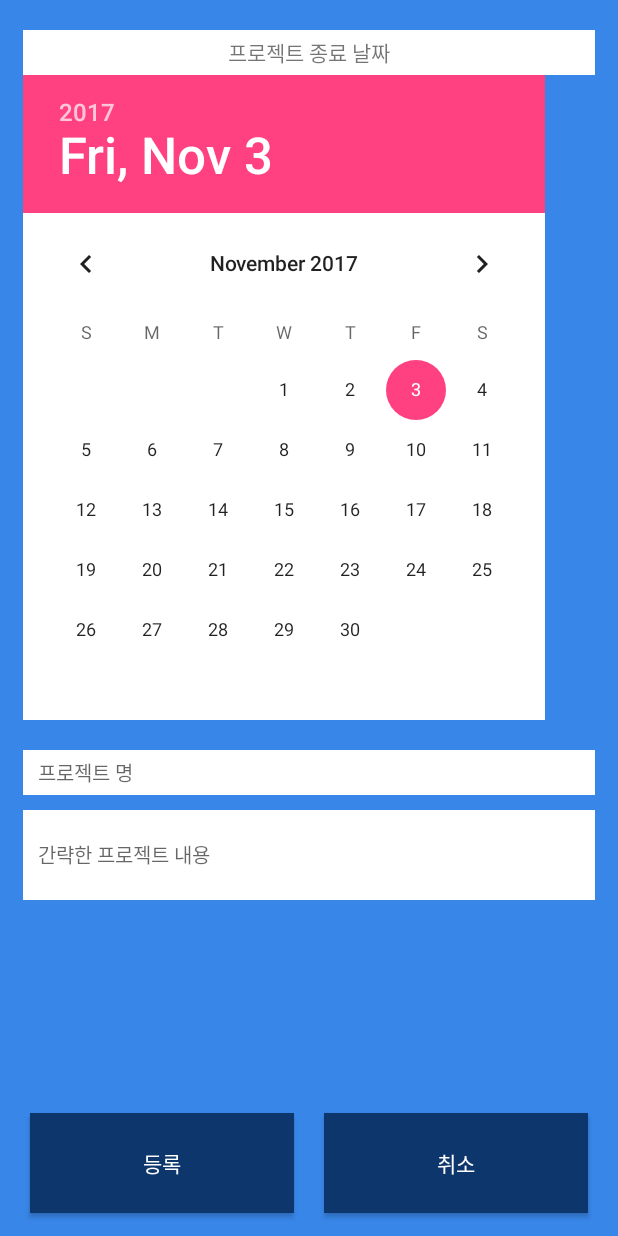
After one commit to freedomchurl/TeamTalk, an Android app: the AddActivity screen opened directly, with no data from a screen before it, on a phone screen of 412 x 824 dp. The commit adds this screen. Run offline under Robolectric (Android 15) with nearby library versions, the phone set to English and light mode, and no system bars.

Commit message:
making add page,

```diff
--- a/app/src/main/AndroidManifest.xml
+++ b/app/src/main/AndroidManifest.xml
@@ -32,12 +32,11 @@
 
         <activity android:name=".LoginActivity"
             android:label="@string/app_name">
-
         </activity>
         <activity android:name=".SignActivity">
-
         </activity>
 
+        <activity android:name=".AddActivity"/>
     </application>
 
 </manifest>
--- /dev/null
+++ b/app/src/main/java/com/example/churl/teamproject_app/AddActivity.java
@@ -0,0 +1,18 @@
+package com.example.churl.teamproject_app;
+
+
+import android.app.Activity;
+import android.os.Bundle;
+
+/**
+ * Created by churl on 2017-11-04.
+ */
+
+public class AddActivity extends Activity {
+
+    protected void onCreate(Bundle savedInstanceState)
+    {
+        super.onCreate(savedInstanceState);
+        setContentView(R.layout.add_activity);
+    }
+}
--- a/app/src/main/java/com/example/churl/teamproject_app/MainActivity.java
+++ b/app/src/main/java/com/example/churl/teamproject_app/MainActivity.java
@@ -10,6 +10,7 @@ import android.support.v7.widget.LinearLayoutManager;
 import android.support.v7.widget.RecyclerView;
 import android.support.v7.widget.StaggeredGridLayoutManager;
 import android.util.Log;
+import android.view.DragEvent;
 import android.view.LayoutInflater;
 import android.view.MotionEvent;
 import android.view.View;
@@ -34,16 +35,38 @@ public class MainActivity extends Activity {
     RecyclerView.Adapter adapter;
     RecyclerView.LayoutManager layoutManager;
 
+    /*
+        MainActivity에서 extra데이터를 가져와야 한다.
+    */
+
+
+
+
+    ArrayList items = new ArrayList<Room>();
+
     @Override
     protected void onCreate(Bundle savedInstanceState) {
         super.onCreate(savedInstanceState);
         setContentView(R.layout.activity_main);
 
+
         fab = (FloatingActionButton) findViewById(R.id.float_add);
 
         fab.setOnClickListener(new View.OnClickListener() {
+
+
+
             public void onClick(View v) {
                 // 여기서 추가관련 부분을 작성하여야 한다.
+                //  앞에다가 추가할 필요가 있다. 그리고 정렬은?
+
+                Intent i = new Intent(MainActivity.this,AddActivity.class);
+                startActivity(i);
+
+                //items.add(new Room(R.drawable.logo,"자료구조설계",3));
+                //items.add(0,new Room(R.drawable.logo,aa[i++],3));
+                Log.d("Add","addSuccessful");
+                adapter.notifyDataSetChanged();
             }
         });
 
@@ -52,12 +75,6 @@ public class MainActivity extends Activity {
         recyclerView = (RecyclerView) findViewById(R.id.recycler_view);
         recyclerView.setHasFixedSize(true);
 
-        ArrayList items = new ArrayList<Item>();
-
-        items.add(new Item(R.drawable.intro, "aaa"));
-        items.add(new Item(R.drawable.intro, "aaa"));
-        items.add(new Item(R.drawable.intro, "aaa"));
-        items.add(new Item(R.drawable.intro, "aaa"));
 
         // StaggeredGrid 레이아웃을 사용한다
         //layoutManager = new StaggeredGridLayoutManager(2,StaggeredGridLayoutManager.VERTICAL); //
@@ -74,12 +91,12 @@ public class MainActivity extends Activity {
 
     class MyAdpater extends RecyclerView.Adapter {
         private Context context;
-        private ArrayList<Item> mItems;
+        private ArrayList<Room> mItems;
 
         // Allows to remember the last item shown on screen
         private int lastPosition = -1;
 
-        public MyAdpater(ArrayList<Item> items, Context mContext) {
+        public MyAdpater(ArrayList<Room> items, Context mContext) {
             mItems = items;
             context = mContext;
         }
@@ -116,7 +133,19 @@ public class MainActivity extends Activity {
                 super(view);
                 imageView = (ImageView) view.findViewById(R.id.image);
                 textView = (TextView) view.findViewById(R.id.imagetitle);
+
+                view.setOnClickListener(new View.OnClickListener(){
+                    public void onClick(View v)
+                    {
+                        // 그 채팅방으로 들어가는 기능이 필요하다.
+                    }
+                });
+
+                // 이 부분에서, 드래그 삭제 기능을 넣어야한다.
             }
+
+
+
         }
 
         private void setAnimation(View viewToAnimate, int position) {
--- a/app/src/main/java/com/example/churl/teamproject_app/Item.java
+++ b/app/src/main/java/com/example/churl/teamproject_app/Room.java
@@ -4,10 +4,11 @@ package com.example.churl.teamproject_app;
  * Created by churl on 2017-11-02.
  */
 
-public class Item {
+public class Room {
 
     int image;
     String imagetitle;
+    private int room_id;
 
     public int getImage()
     {
@@ -18,10 +19,11 @@ public class Item {
         return imagetitle;
     }
 
-    public Item(int image, String imagetitle)
+    public Room(int image, String imagetitle,int room_id)
     {
         this.image = image;
         this.imagetitle = imagetitle;
+        this.room_id = room_id; // room info를 가져오기 위함.
     }
 
 }
--- a/app/src/main/res/layout/activity_main.xml
+++ b/app/src/main/res/layout/activity_main.xml
@@ -5,6 +5,7 @@
     android:layout_width="match_parent"
     android:layout_height="match_parent"
     android:orientation="vertical"
+    android:background="@color/themeColor2"
     tools:context="com.example.churl.teamproject_app.MainActivity">
 
     <LinearLayout
--- /dev/null
+++ b/app/src/main/res/layout/add_activity.xml
@@ -0,0 +1,135 @@
+<?xml version="1.0" encoding="utf-8"?>
+<LinearLayout
+    xmlns:android="http://schemas.android.com/apk/res/android"
+    android:layout_width="match_parent"
+    android:layout_height="match_parent"
+    android:orientation="vertical"
+    xmlns:tools="http://schemas.android.com/tools"
+    tools:context="com.example.churl.teamproject_app.AddActivity"
+    android:background="@color/themeColor2">
+    <!--Background 는 themeColor2로, 그리고 아이콘 부분을 흰색으로 둘까?-->
+
+    <ScrollView
+        android:layout_width="match_parent"
+        android:layout_height="0dp"
+        android:layout_weight="9"
+        android:orientation="vertical">
+
+        <LinearLayout
+            android:layout_width="match_parent"
+            android:layout_height="0dp"
+            android:layout_weight="2"
+            android:orientation="vertical"
+            android:paddingBottom="10dp"
+            android:paddingLeft="15dp"
+            android:paddingRight="15dp"
+            android:paddingTop="20dp">
+
+            <LinearLayout
+                android:layout_width="match_parent"
+                android:layout_height="wrap_content">
+
+                <!--여기다가 아이콘을 추가해야한다-->
+
+            </LinearLayout>
+
+            <LinearLayout
+                android:layout_width="match_parent"
+                android:layout_height="wrap_content"
+                android:orientation="vertical">
+
+                <TextView
+                    android:layout_width="match_parent"
+                    android:layout_height="30dp"
+                    android:background="#ffffff"
+                    android:gravity="center_horizontal|center_vertical"
+                    android:text="프로젝트 종료 날짜" />
+
+                <LinearLayout
+                    android:layout_width="match_parent"
+                    android:layout_height="wrap_content">
+
+                    <DatePicker
+                        android:id="@+id/datePicker"
+                        android:layout_width="wrap_content"
+                        android:background="#ffffff"
+                        android:layout_height="wrap_content" />
+
+                </LinearLayout>
+            </LinearLayout>
+
+
+
+            <LinearLayout
+                android:layout_width="match_parent"
+                android:layout_height="wrap_content"
+                android:orientation="vertical">
+
+                <EditText
+                    android:layout_width="match_parent"
+                    android:layout_height="30dp"
+                    android:layout_marginBottom="0dp"
+                    android:layout_marginTop="20dp"
+                    android:background="#ffffff"
+                    android:hint="프로젝트 명"
+                    android:paddingLeft="10dp"
+                    android:textSize="13dp" />
+
+
+                <EditText
+                    android:layout_width="match_parent"
+                    android:layout_height="60dp"
+                    android:layout_marginBottom="0dp"
+                    android:layout_marginTop="10dp"
+                    android:layout_weight="3"
+                    android:background="#ffffff"
+                    android:hint="간략한 프로젝트 내용"
+                    android:paddingLeft="10dp"
+                    android:textSize="13dp" />
+
+
+            </LinearLayout>
+
+
+        </LinearLayout>
+
+
+    </ScrollView>
+
+    <LinearLayout
+        android:layout_width="match_parent"
+        android:layout_height="0dp"
+        android:layout_weight="1.2"
+        android:orientation="horizontal">
+
+        <Button
+            android:layout_width="0dp"
+            android:layout_marginTop="15dp"
+            android:layout_marginRight="10dp"
+            android:layout_marginLeft="20dp"
+            android:layout_marginBottom="15dp"
+            android:layout_gravity="center_vertical|center_horizontal"
+            android:layout_height="match_parent"
+            android:background="@color/themeColor"
+            android:text="등록"
+            android:textColor="#ffffff"
+            android:layout_weight="1" />
+
+        <Button
+            android:layout_width="0dp"
+            android:layout_marginTop="15dp"
+            android:layout_marginRight="20dp"
+            android:layout_marginLeft="10dp"
+            android:layout_marginBottom="15dp"
+            android:layout_gravity="center_vertical|center_horizontal"
+            android:layout_height="match_parent"
+            android:background="@color/themeColor"
+            android:text="취소"
+            android:textColor="#ffffff"
+            android:layout_weight="1" />
+
+
+
+    </LinearLayout>
+
+</LinearLayout>
--- a/app/src/main/res/layout/item_cardview.xml
+++ b/app/src/main/res/layout/item_cardview.xml
@@ -3,7 +3,7 @@
     xmlns:android="http://schemas.android.com/apk/res/android"
     xmlns:app="http://schemas.android.com/apk/res-auto"
     android:layout_width="match_parent"
-    android:layout_height="200dp"
+    android:layout_height="120dp"
     android:orientation="vertical">
 
     <android.support.v7.widget.CardView
@@ -16,23 +16,25 @@
         <LinearLayout
             android:layout_width="match_parent"
             android:layout_height="match_parent"
-            android:orientation="vertical">
+            android:orientation="horizontal">
 
             <ImageView
-                android:layout_width="match_parent"
-                android:layout_height="0dp"
-                android:layout_weight="3"
+                android:layout_width="0dp"
+                android:layout_height="match_parent"
+                android:layout_weight="4"
                 android:scaleType="centerInside"
-                android:src="@drawable/logo_3"
-                android:background="#3886E8"
+                android:src="@drawable/whiteboard"
+                android:layout_margin="10dp"
                 android:id="@+id/image"/>
 
             <TextView
-                android:layout_width="match_parent"
-                android:layout_height="0dp"
-                android:layout_weight="1"
+                android:layout_width="0dp"
+                android:layout_height="match_parent"
+                android:layout_weight="7"
                 android:gravity="center"
-                android:text="dddd"
+                android:textSize="15dp"
+                android:text="자료구조설계"
+                android:textColor="#000000"
                 android:id="@+id/imagetitle"/>
 
         </LinearLayout>
--- a/app/src/main/res/values/colors.xml
+++ b/app/src/main/res/values/colors.xml
@@ -4,4 +4,5 @@
     <color name="colorPrimaryDark">#303F9F</color>
     <color name="colorAccent">#FF4081</color>
     <color name="themeColor">#0C366C</color>
+    <color name="themeColor2">#3886E8</color>
 </resources>
```
